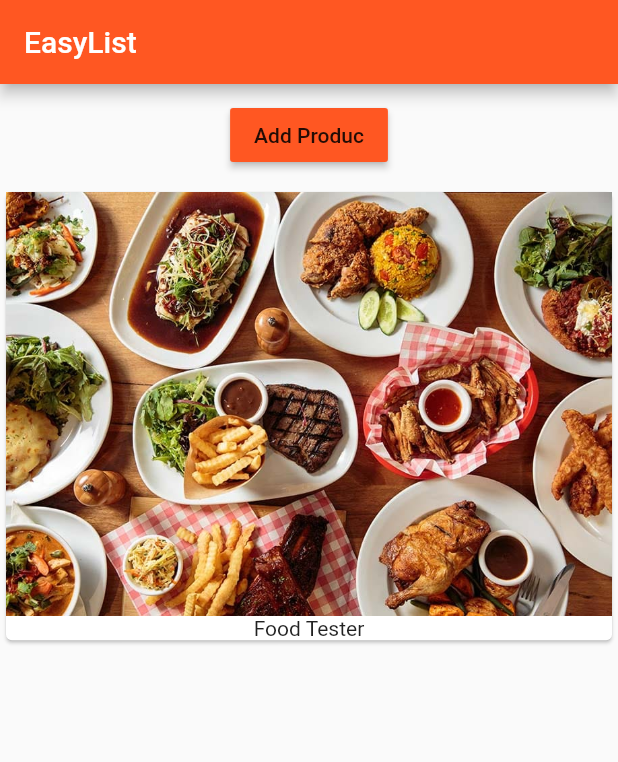
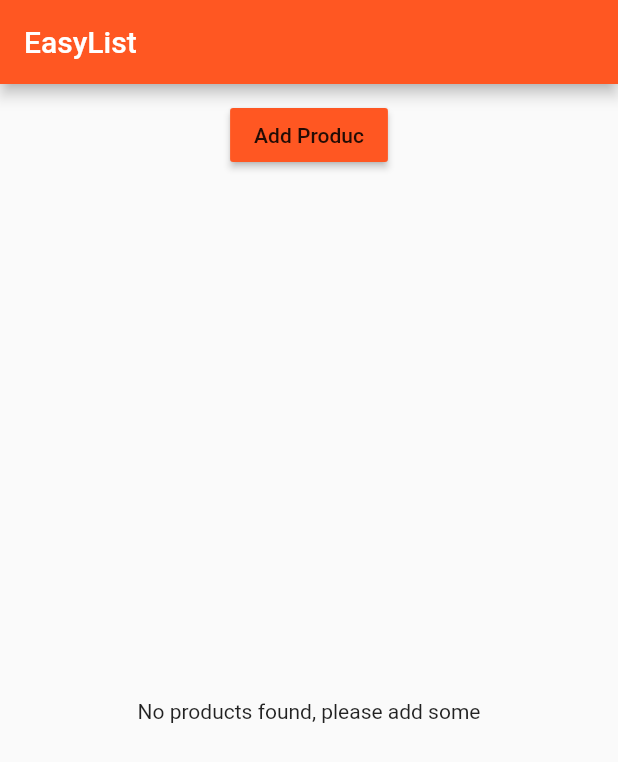
Before and after one commit to putheng/flutter-shop, a Flutter app: the screen it shows after launch, on a phone screen of 412 x 824 dp. Shown: the top 762 px of the screen. Run offline on Flutter 3.47's test engine with Material 2 defaults, Android fonts, the phone set to English and light mode, and no system bars.

Commit message:
lession 5.4

```diff
--- a/lib/main.dart
+++ b/lib/main.dart
@@ -18,7 +18,7 @@ class MyApp extends StatelessWidget {
         appBar: AppBar(
           title: Text('EasyList'),
         ),
-        body: ProductManager(startingProduct: 'Food Tester'),
+        body: ProductManager(),
       ),
     );
   }
--- a/lib/product_manager.dart
+++ b/lib/product_manager.dart
@@ -16,7 +16,9 @@ class _ProductManagerState extends State<ProductManager> {
 
   @override
   void initState() {
-    _products.add(widget.startingProduct);
+    if(widget.startingProduct != null){
+       _products.add(widget.startingProduct);
+    }
     super.initState();
   }
 
--- a/lib/products.dart
+++ b/lib/products.dart
@@ -17,9 +17,11 @@ class Products extends StatelessWidget{
   }
   @override
   Widget build(BuildContext context) {
-    return ListView.builder(
+    return products.length > 0 ? ListView.builder(
       itemBuilder: _buildProductItem,
       itemCount: products.length,
-    );
+    ) : Center(
+      child: Text('No products found, please add some'),
+    ) ;
   }
 }
```
